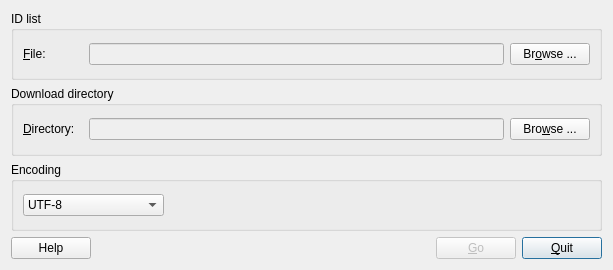
Before: the Qt Designer form trunk/Forms/PanGetDialog/pangetdialog.ui in pangaea-data-publisher/Pan2Applic, drawn with Qt 5.
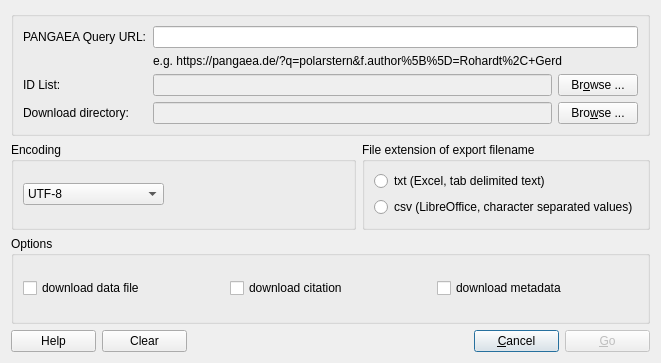
After: the same form once the commit is applied.

```diff
--- a/trunk/Forms/PanGetDialog/pangetdialog.ui
+++ b/trunk/Forms/PanGetDialog/pangetdialog.ui
@@ -7,8 +7,8 @@
    <rect>
     <x>0</x>
     <y>0</y>
-    <width>613</width>
-    <height>270</height>
+    <width>661</width>
+    <height>363</height>
    </rect>
   </property>
   <property name="acceptDrops">
@@ -17,77 +17,125 @@
   <property name="windowTitle">
    <string>PanGet</string>
   </property>
-  <layout class="QGridLayout" name="gridLayout_4">
-   <item row="0" column="0">
-    <widget class="QGroupBox" name="IDListGroupBox">
+  <layout class="QGridLayout" name="gridLayout_5">
+   <item row="0" column="0" colspan="2">
+    <widget class="QGroupBox" name="DownloadDirectoryGroupBox">
      <property name="title">
-      <string>ID list</string>
+      <string/>
      </property>
-     <layout class="QGridLayout" name="gridLayout">
+     <layout class="QGridLayout" name="gridLayout_2">
       <item row="0" column="0">
+       <widget class="QLabel" name="URLTextLabel">
+        <property name="sizePolicy">
+         <sizepolicy hsizetype="Maximum" vsizetype="Preferred">
+          <horstretch>0</horstretch>
+          <verstretch>0</verstretch>
+         </sizepolicy>
+        </property>
+        <property name="minimumSize">
+         <size>
+          <width>0</width>
+          <height>0</height>
+         </size>
+        </property>
+        <property name="maximumSize">
+         <size>
+          <width>16777215</width>
+          <height>16777215</height>
+         </size>
+        </property>
+        <property name="text">
+         <string>PANGAEA Query URL:</string>
+        </property>
+       </widget>
+      </item>
+      <item row="0" column="1" colspan="2">
+       <widget class="QLineEdit" name="QueryLineEdit">
+        <property name="enabled">
+         <bool>true</bool>
+        </property>
+       </widget>
+      </item>
+      <item row="1" column="1" colspan="2">
+       <widget class="QLabel" name="ExampleLabel">
+        <property name="text">
+         <string>e.g. https://pangaea.de/?q=polarstern&amp;f.author%5B%5D=Rohardt%2C+Gerd</string>
+        </property>
+       </widget>
+      </item>
+      <item row="2" column="0">
        <widget class="QLabel" name="FileTextLabel">
+        <property name="sizePolicy">
+         <sizepolicy hsizetype="Maximum" vsizetype="Preferred">
+          <horstretch>0</horstretch>
+          <verstretch>0</verstretch>
+         </sizepolicy>
+        </property>
         <property name="minimumSize">
          <size>
-          <width>60</width>
+          <width>0</width>
           <height>0</height>
          </size>
         </property>
+        <property name="maximumSize">
+         <size>
+          <width>16777215</width>
+          <height>16777215</height>
+         </size>
+        </property>
         <property name="text">
-         <string>&amp;File:</string>
-        </property>
-        <property name="buddy">
-         <cstring>IDListFileLineEdit</cstring>
+         <string>ID List:</string>
         </property>
        </widget>
       </item>
-      <item row="0" column="1">
+      <item row="2" column="1">
        <widget class="QLineEdit" name="IDListFileLineEdit">
         <property name="enabled">
          <bool>false</bool>
         </property>
        </widget>
       </item>
-      <item row="0" column="2">
-       <widget class="QPushButton" name="browseIDListFileButton">
+      <item row="2" column="2">
+       <widget class="QPushButton" name="browseIDListFile_pushButton">
         <property name="text">
          <string>Br&amp;owse ...</string>
         </property>
        </widget>
       </item>
-     </layout>
-    </widget>
-   </item>
-   <item row="1" column="0">
-    <widget class="QGroupBox" name="DownloadDirectoryGroupBox">
-     <property name="title">
-      <string>Download directory</string>
-     </property>
-     <layout class="QGridLayout" name="gridLayout_2">
-      <item row="0" column="0">
+      <item row="3" column="0">
        <widget class="QLabel" name="DirTextLabel">
+        <property name="sizePolicy">
+         <sizepolicy hsizetype="Maximum" vsizetype="Preferred">
+          <horstretch>0</horstretch>
+          <verstretch>0</verstretch>
+         </sizepolicy>
+        </property>
         <property name="minimumSize">
          <size>
-          <width>60</width>
+          <width>0</width>
           <height>0</height>
          </size>
         </property>
+        <property name="maximumSize">
+         <size>
+          <width>16777215</width>
+          <height>16777215</height>
+         </size>
+        </property>
         <property name="text">
-         <string>&amp;Directory:</string>
-        </property>
-        <property name="buddy">
-         <cstring>DownloadDirectoryLineEdit</cstring>
+         <string>Download directory:</string>
         </property>
        </widget>
       </item>
-      <item row="0" column="1">
+      <item row="3" column="1">
        <widget class="QLineEdit" name="DownloadDirectoryLineEdit">
         <property name="enabled">
          <bool>false</bool>
         </property>
        </widget>
       </item>
-      <item row="0" column="2">
-       <widget class="QPushButton" name="browseDownloadDirectoryButton">
+      <item row="3" column="2">
+       <widget class="QPushButton" name="browseDownloadDirectory_pushButton">
         <property name="text">
          <string>Bro&amp;wse ...</string>
         </property>
@@ -96,7 +144,7 @@
      </layout>
     </widget>
    </item>
-   <item row="2" column="0">
+   <item row="1" column="0">
     <widget class="QGroupBox" name="EncodingGroupBox">
      <property name="title">
       <string>Encoding</string>
@@ -122,13 +170,13 @@
        </widget>
       </item>
       <item row="0" column="1">
-       <spacer name="horizontalSpacer">
+       <spacer name="horizontalSpacer_2">
         <property name="orientation">
          <enum>Qt::Horizontal</enum>
         </property>
         <property name="sizeHint" stdset="0">
          <size>
-          <width>365</width>
+          <width>40</width>
           <height>20</height>
          </size>
         </property>
@@ -137,33 +185,127 @@
      </layout>
     </widget>
    </item>
-   <item row="3" column="0">
-    <layout class="QHBoxLayout">
+   <item row="1" column="1">
+    <widget class="QGroupBox" name="groupBox_4">
+     <property name="title">
+      <string>File extension of export filename</string>
+     </property>
+     <layout class="QGridLayout" name="gridLayout_4">
+      <item row="0" column="0">
+       <widget class="QRadioButton" name="TXT_radioButton">
+        <property name="text">
+         <string>txt (Excel, tab delimited text)</string>
+        </property>
+       </widget>
+      </item>
+      <item row="1" column="0">
+       <widget class="QRadioButton" name="CSV_radioButton">
+        <property name="text">
+         <string>csv (LibreOffice, character separated values)</string>
+        </property>
+       </widget>
+      </item>
+     </layout>
+    </widget>
+   </item>
+   <item row="2" column="0" colspan="2">
+    <widget class="QGroupBox" name="groupBox">
+     <property name="title">
+      <string>Options</string>
+     </property>
+     <layout class="QGridLayout" name="gridLayout">
+      <item row="0" column="0">
+       <widget class="QCheckBox" name="DownloadData_checkBox">
+        <property name="text">
+         <string>download data file</string>
+        </property>
+       </widget>
+      </item>
+      <item row="0" column="1">
+       <widget class="QCheckBox" name="DownloadCitation_checkBox">
+        <property name="text">
+         <string>download citation</string>
+        </property>
+       </widget>
+      </item>
+      <item row="0" column="2">
+       <widget class="QCheckBox" name="DownloadMetadata_checkBox">
+        <property name="text">
+         <string>download metadata</string>
+        </property>
+       </widget>
+      </item>
+     </layout>
+    </widget>
+   </item>
+   <item row="3" column="0" colspan="2">
+    <layout class="QHBoxLayout" name="horizontalLayout">
      <item>
-      <widget class="QPushButton" name="HelpButton">
+      <widget class="QPushButton" name="Help_pushButton">
+       <property name="minimumSize">
+        <size>
+         <width>85</width>
+         <height>0</height>
+        </size>
+       </property>
        <property name="text">
         <string>Help</string>
        </property>
       </widget>
      </item>
      <item>
-      <spacer>
+      <widget class="QPushButton" name="Clear_pushButton">
+       <property name="minimumSize">
+        <size>
+         <width>85</width>
+         <height>0</height>
+        </size>
+       </property>
+       <property name="text">
+        <string>Clear</string>
+       </property>
+      </widget>
+     </item>
+     <item>
+      <spacer name="horizontalSpacer">
        <property name="orientation">
         <enum>Qt::Horizontal</enum>
        </property>
        <property name="sizeHint" stdset="0">
         <size>
-         <width>371</width>
+         <width>40</width>
          <height>20</height>
         </size>
        </property>
       </spacer>
      </item>
      <item>
-      <widget class="QPushButton" name="BuildScriptButton">
+      <widget class="QPushButton" name="Cancel_pushButton">
+       <property name="minimumSize">
+        <size>
+         <width>85</width>
+         <height>0</height>
+        </size>
+       </property>
+       <property name="text">
+        <string>&amp;Cancel</string>
+       </property>
+       <property name="default">
+        <bool>true</bool>
+       </property>
+      </widget>
+     </item>
+     <item>
+      <widget class="QPushButton" name="GetDatasets_pushButton">
        <property name="enabled">
         <bool>false</bool>
        </property>
+       <property name="minimumSize">
+        <size>
+         <width>85</width>
+         <height>0</height>
+        </size>
+       </property>
        <property name="text">
         <string>&amp;Go</string>
        </property>
@@ -172,16 +314,6 @@
        </property>
       </widget>
      </item>
-     <item>
-      <widget class="QPushButton" name="QuitButton">
-       <property name="text">
-        <string>&amp;Quit</string>
-       </property>
-       <property name="default">
-        <bool>true</bool>
-       </property>
-      </widget>
-     </item>
     </layout>
    </item>
   </layout>
```
Left out of the diff: 17 changed lines with no effect on the pictures.
